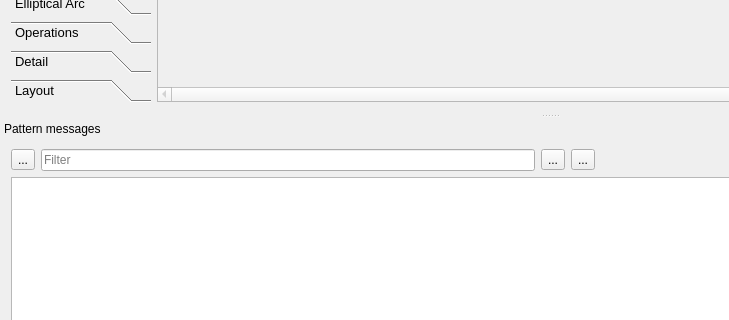
The window that src/app/valentina/mainwindow.ui (OpnTec/fashionmaker) describes before a commit, drawn with Qt 5; both pictures show x 0 to 729 and y 390 to 710 of the 1100 by 809 pixel window.
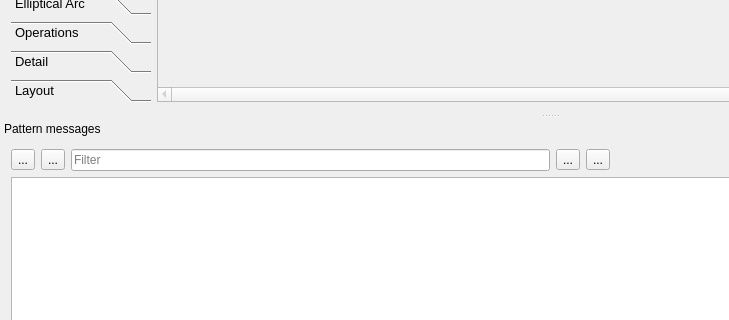
The same window after the commit. Icons and pictures are not drawn. Custom widgets are drawn as their Qt base class.

Commit message:
Auto refresh the list with each parse.
branch : develop

What changed in the file:
```diff
--- a/src/app/valentina/mainwindow.ui
+++ b/src/app/valentina/mainwindow.ui
@@ -2041,6 +2041,25 @@
          </property>
         </widget>
        </item>
+       <item>
+        <widget class="QToolButton" name="toolButtonAutoRefresh">
+         <property name="toolTip">
+          <string>Auto refresh the list with each parse</string>
+         </property>
+         <property name="text">
+          <string>...</string>
+         </property>
+         <property name="icon">
+          <iconset theme="view-refresh"/>
+         </property>
+         <property name="checkable">
+          <bool>true</bool>
+         </property>
+         <property name="checked">
+          <bool>false</bool>
+         </property>
+        </widget>
+       </item>
        <item>
         <widget class="VLineEdit" name="lineEditMessagesFilter">
          <property name="sizePolicy">
```
The commit also changes 6 other files.
